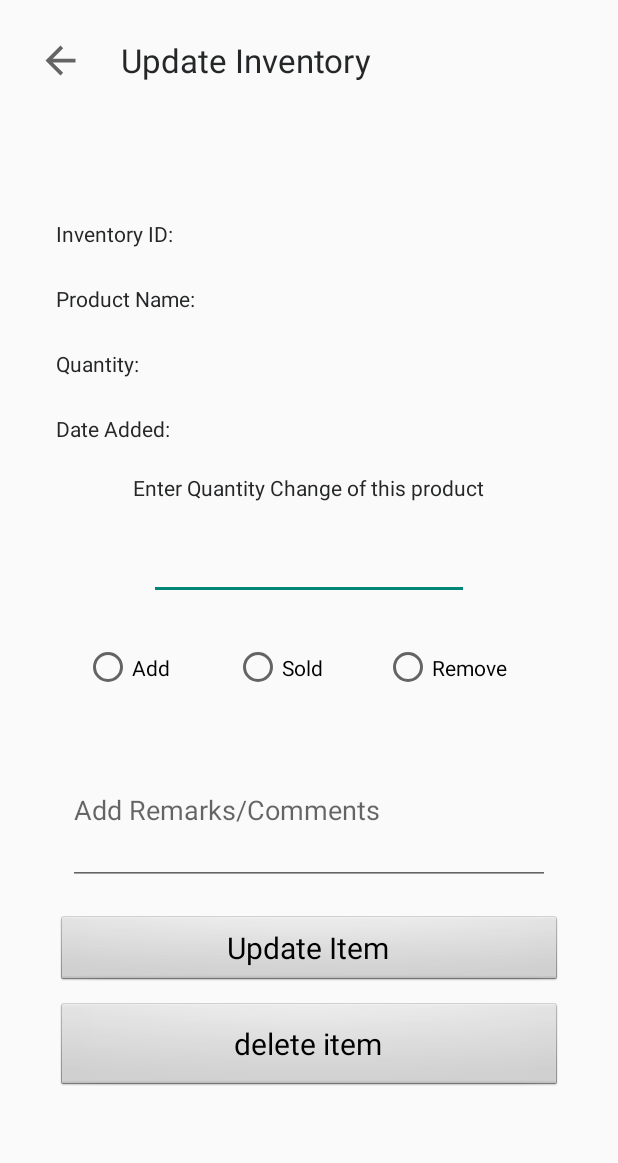
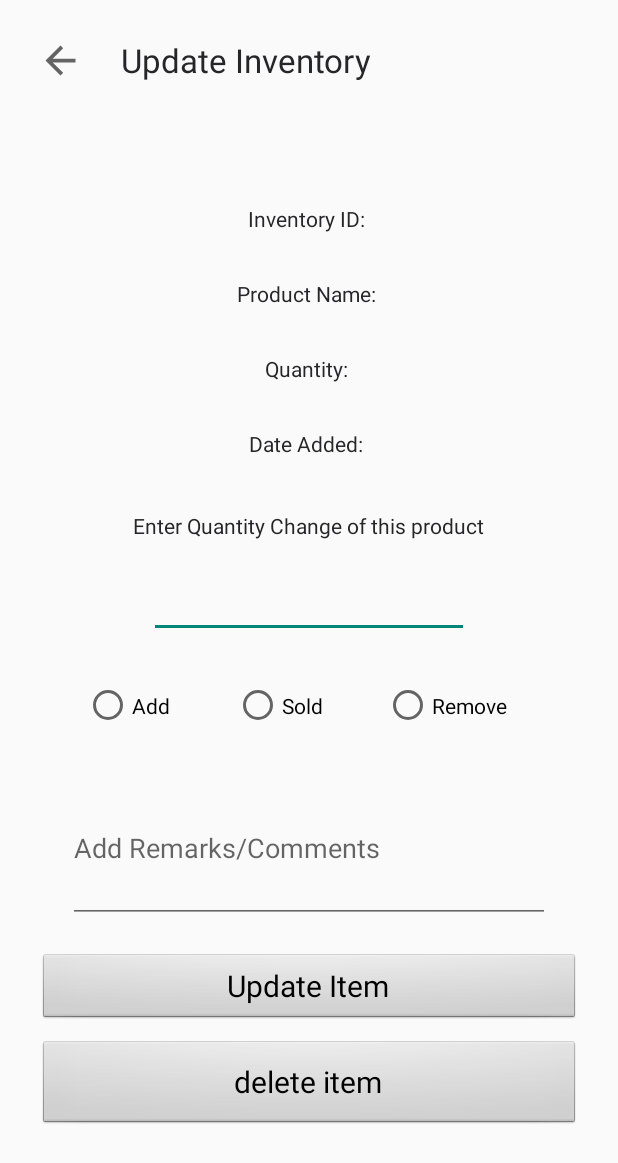
Before and after one commit to Lieliel/DragonSIS, an Android app: the ManagerUpdateInventory screen opened directly, with no data from a screen before it, on a phone screen of 412 x 824 dp. Shown: the top 1163 px of the screen. Run offline under Robolectric (Android 15) with nearby library versions, the phone set to English and light mode, and no system bars.

Commit message:
Stressful changes from flow to manual code merging kase hayop di nagmerge sa GIT ampota

```diff
--- a/app/src/main/java/com/tolentino/dragonsis/ManagerAddInventory.java
+++ b/app/src/main/java/com/tolentino/dragonsis/ManagerAddInventory.java
@@ -42,6 +42,8 @@ public class ManagerAddInventory extends AppCompatActivity {
             @Override
             public void onClick(View view) {
                 Intent i = new Intent(ManagerAddInventory.this, ManagerViewInventory.class);
+                Intent endActivity = new Intent("finish_activity_man_view_inventory");
+                sendBroadcast(endActivity);
                 startActivity(i);
                 finish();
             }
@@ -66,6 +68,8 @@ public class ManagerAddInventory extends AppCompatActivity {
                 Log.i("INVENTORY TABLE", "Inventory Inserted: " + spin_prodName + ", " + productDate + ", " + invQuantity);
 
                 Intent i = new Intent(ManagerAddInventory.this, ManagerViewInventory.class);
+                Intent endActivity = new Intent("finish_activity_man_view_inventory");
+                sendBroadcast(endActivity);
                 startActivity(i);
                 finish();
             }
--- a/app/src/main/java/com/tolentino/dragonsis/ManagerViewProducts.java
+++ b/app/src/main/java/com/tolentino/dragonsis/ManagerViewProducts.java
@@ -66,7 +66,7 @@ public class ManagerViewProducts extends AppCompatActivity {
         //Adapt Products List
         list_products = findViewById(R.id.list_products);
         ArrayList<HashMap<String, String>> productList = db.getProducts();
-        listAdapter = new SimpleAdapter(ManagerViewProducts.this, productList, R.layout.list_row_product, new String[]{"prod_name"/*,"prod_total_quantity"*/,"prod_price","prod_category"}, new int[]{R.id.row_product_name, /*R.id.row_product_description,*/ R.id.row_product_price, R.id.row_product_category});
+        listAdapter = new SimpleAdapter(ManagerViewProducts.this, productList, R.layout.list_row_product, new String[]{"prod_name","prod_description","prod_price","prod_category"}, new int[]{R.id.row_product_name, R.id.row_product_description, R.id.row_product_price, R.id.row_product_category});
         list_products.setAdapter(listAdapter);
 
         //Search Product Function
@@ -96,7 +96,7 @@ public class ManagerViewProducts extends AppCompatActivity {
                 edit.putString("prod_id", productList.get(i).get("prod_ID"));
                 edit.putString("prod_name", productList.get(i).get("prod_name"));
                 edit.putString("prod_critical_num", productList.get(i).get("prod_critical_num"));
-                edit.putString("prod_total_quantity", productList.get(i).get("prod_total_quantity"));
+                edit.putString("prod_description", productList.get(i).get("prod_description"));
                 edit.putString("prod_price", productList.get(i).get("prod_price"));
                 edit.putString("prod_category", productList.get(i).get("prod_category"));
                 edit.commit();
--- a/app/src/main/res/layout/activity_manager_update_inventory.xml
+++ b/app/src/main/res/layout/activity_manager_update_inventory.xml
@@ -25,7 +25,7 @@
         android:layout_marginStart="25dp"/>
 
     <LinearLayout
-        android:layout_width="wrap_content"
+        android:layout_width="match_parent"
         android:layout_height="match_parent"
         android:layout_marginTop="50dp"
         app:layout_constraintLeft_toLeftOf="parent"
@@ -41,9 +41,10 @@
             android:orientation="vertical">
 
             <LinearLayout
-                android:layout_width="wrap_content"
-                android:layout_height="wrap_content"
-                android:orientation="horizontal">
+                android:layout_width="match_parent"
+                android:layout_height="50dp"
+                android:orientation="horizontal"
+                android:gravity="center">
 
                 <TextView
                     android:id="@+id/txt_man_upd_inv_id_label"
@@ -59,62 +60,59 @@
             </LinearLayout>
 
             <LinearLayout
-                android:layout_width="wrap_content"
-                android:layout_height="wrap_content"
-                android:orientation="horizontal">
+                android:layout_width="match_parent"
+                android:layout_height="50dp"
+                android:orientation="horizontal"
+                android:gravity="center">
 
                 <TextView
                     android:id="@+id/txt_man_upd_inv_prod_name_label"
                     android:layout_width="wrap_content"
                     android:layout_height="wrap_content"
-                    android:layout_marginTop="24dp"
                     android:text="Product Name: "/>
 
                 <TextView
                     android:id="@+id/txt_man_upd_inv_prod_name"
                     android:layout_width="wrap_content"
                     android:layout_height="wrap_content"
-                    android:layout_marginTop="24dp"
                     android:text="Product Name" />
             </LinearLayout>
 
             <LinearLayout
-                android:layout_width="wrap_content"
-                android:layout_height="wrap_content"
-                android:orientation="horizontal">
+                android:layout_width="match_parent"
+                android:layout_height="50dp"
+                android:orientation="horizontal"
+                android:gravity="center">
 
                 <TextView
                     android:id="@+id/txt_man_upd_inv_quantity_label"
                     android:layout_width="wrap_content"
                     android:layout_height="wrap_content"
-                    android:layout_marginTop="24dp"
                     android:text="Quantity: " />
 
                 <TextView
                     android:id="@+id/txt_man_upd_inv_quantity"
                     android:layout_width="wrap_content"
                     android:layout_height="wrap_content"
-                    android:layout_marginTop="24dp"
                     android:text="Quantity"/>
             </LinearLayout>
 
             <LinearLayout
-                android:layout_width="wrap_content"
-                android:layout_height="wrap_content"
-                android:orientation="horizontal">
+                android:layout_width="match_parent"
+                android:layout_height="50dp"
+                android:orientation="horizontal"
+                android:gravity="center">
 
                 <TextView
                     android:id="@+id/txt_man_upd_inv_date_label"
                     android:layout_width="wrap_content"
                     android:layout_height="wrap_content"
-                    android:layout_marginTop="24dp"
                     android:text="Date Added: "/>
 
                 <TextView
                     android:id="@+id/txt_man_upd_inv_date"
                     android:layout_width="wrap_content"
                     android:layout_height="wrap_content"
-                    android:layout_marginTop="24dp"
                     android:text="Date Added"/>
             </LinearLayout>
         </LinearLayout>
--- a/app/src/main/res/layout/activity_manager_view_inventory.xml
+++ b/app/src/main/res/layout/activity_manager_view_inventory.xml
@@ -30,7 +30,7 @@
         android:fontFamily="@font/nexa_text_light"/>
 
     <LinearLayout
-        android:layout_width="wrap_content"
+        android:layout_width="match_parent"
         android:layout_height="match_parent"
         android:layout_marginTop="50dp"
         app:layout_constraintLeft_toLeftOf="parent"
--- a/app/src/main/res/layout/list_row_user.xml
+++ b/app/src/main/res/layout/list_row_user.xml
@@ -11,9 +11,6 @@
         android:layout_width="wrap_content"
         android:layout_height="wrap_content"
         android:layout_alignParentLeft="true"
-
-        android:layout_marginStart="5dp"
-        android:layout_marginTop="15dp"
         android:text="sample username"
         app:layout_constraintStart_toStartOf="parent"
         app:layout_constraintTop_toTopOf="parent"/>
@@ -25,8 +22,6 @@
         android:layout_below="@+id/row_username"
 
         android:inputType="textPassword"
-        android:layout_marginStart="5dp"
-        android:layout_marginTop="10dp"
         android:text="sample password"
         app:layout_constraintStart_toStartOf="parent"
         app:layout_constraintTop_toBottomOf="@+id/row_username"/>
```
Also changed, not shown: app/src/main/java/com/tolentino/dragonsis/DbManager.java (+8 -8 lines), app/src/main/java/com/tolentino/dragonsis/ManagerAddProduct.java (+7 -5 lines), app/src/main/java/com/tolentino/dragonsis/ManagerUpdateInventory.java (+8 -2 lines), app/src/main/java/com/tolentino/dragonsis/ManagerUpdateProducts.java (+5 -5 lines), app/src/main/java/com/tolentino/dragonsis/ManagerViewInventory.java (+17 -5 lines), app/src/main/res/layout/activity_manager_add_product.xml (+10 -10 lines), app/src/main/res/layout/activity_manager_update_products.xml (+6 -7 lines), app/src/main/res/layout/activity_manager_view_inventory_updates.xml (+18 -28 lines), app/src/main/res/layout/list_row_product.xml (+4 -8 lines).
